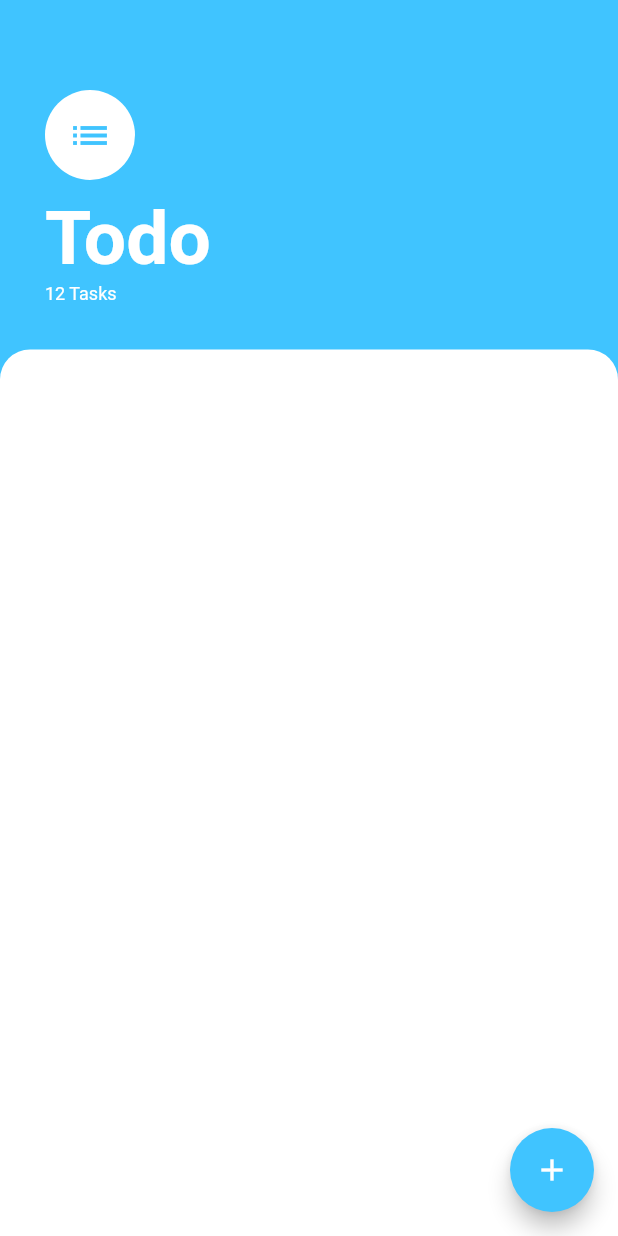
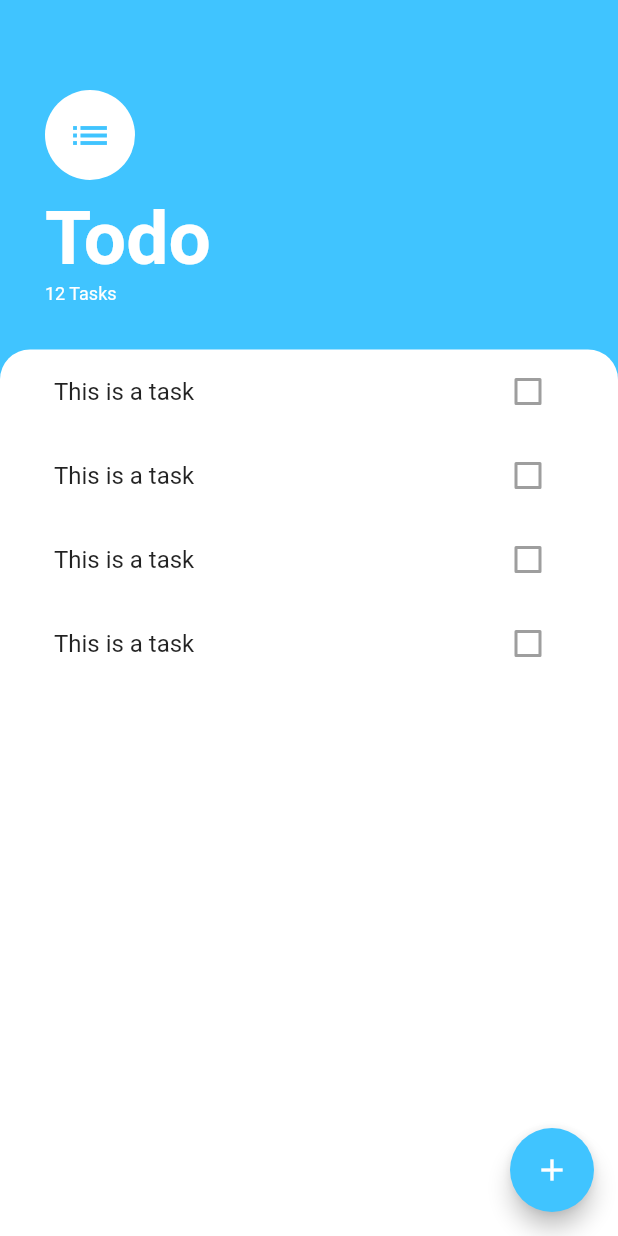
Before and after one commit to iamsaqibs/flutter_todo, a Flutter app: the screen it shows after launch, on a phone screen of 412 x 824 dp. Run offline on Flutter 3.47's test engine with Material 2 defaults, Android fonts, the phone set to English and light mode, and no system bars.

Commit message:
refactoredCode|extractedWidgetsToOtherFiles

```diff
--- a/lib/screens/task.dart
+++ b/lib/screens/task.dart
@@ -1,4 +1,5 @@
 import 'package:flutter/material.dart';
+import 'package:fluttertodo/widgets/tasks_list.dart';
 
 class TasksScreen extends StatelessWidget {
   @override
@@ -46,18 +47,23 @@ class TasksScreen extends StatelessWidget {
           ),
           Expanded(
             child: Container(
+              padding: EdgeInsets.symmetric(horizontal: 20.0),
               decoration: BoxDecoration(
                 color: Colors.white,
                 borderRadius: BorderRadius.only(
                     topLeft: Radius.circular(20.0),
                     topRight: Radius.circular(20.0)),
               ),
+              child: TasksList(),
             ),
           ),
         ],
       ),
       floatingActionButton: FloatingActionButton(
         backgroundColor: Colors.lightBlueAccent,
+        onPressed: (){
+
+        },
         child: Icon(
           Icons.add,
         ),
--- /dev/null
+++ b/lib/widgets/tasks_item.dart
@@ -0,0 +1,14 @@
+import 'package:flutter/material.dart';
+
+class TaskTile extends StatelessWidget {
+  @override
+  Widget build(BuildContext context) {
+    return ListTile(
+      title: Text('This is a task'),
+      trailing: Checkbox(
+        onChanged: null,
+        value: false,
+      ),
+    );
+  }
+}
--- /dev/null
+++ b/lib/widgets/tasks_list.dart
@@ -0,0 +1,16 @@
+import 'package:flutter/material.dart';
+import 'package:fluttertodo/widgets/tasks_item.dart';
+
+class TasksList extends StatelessWidget {
+  @override
+  Widget build(BuildContext context) {
+    return ListView(
+      children: <Widget>[
+        TaskTile(),
+        TaskTile(),
+        TaskTile(),
+        TaskTile(),
+      ],
+    );
+  }
+}
```
